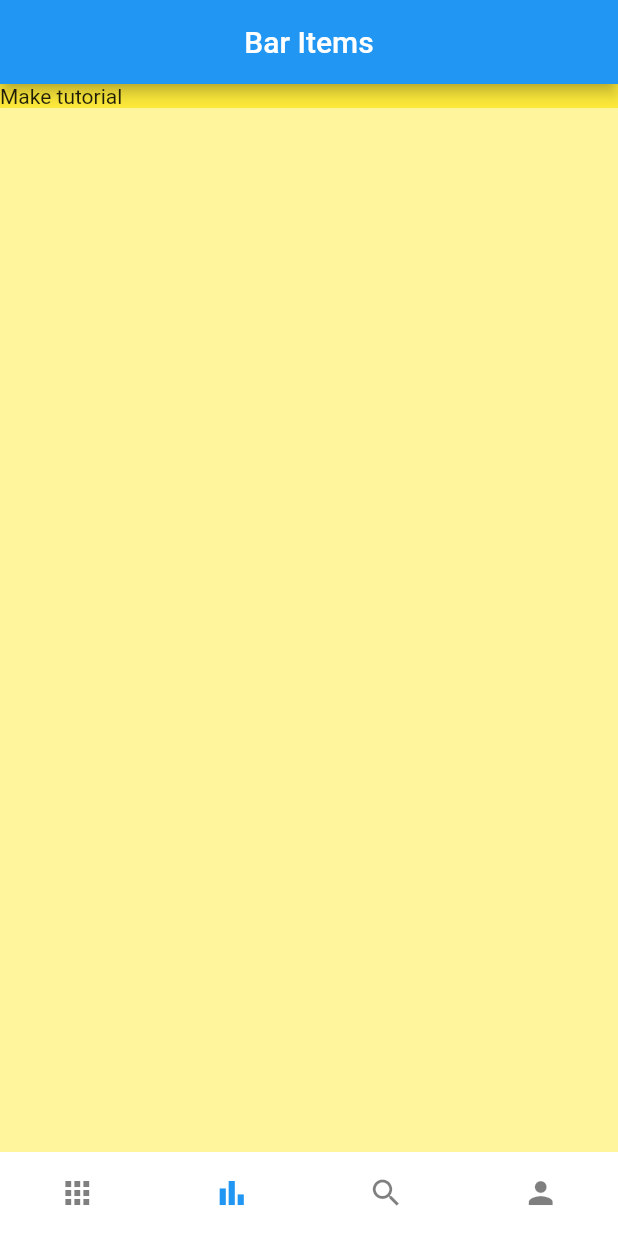
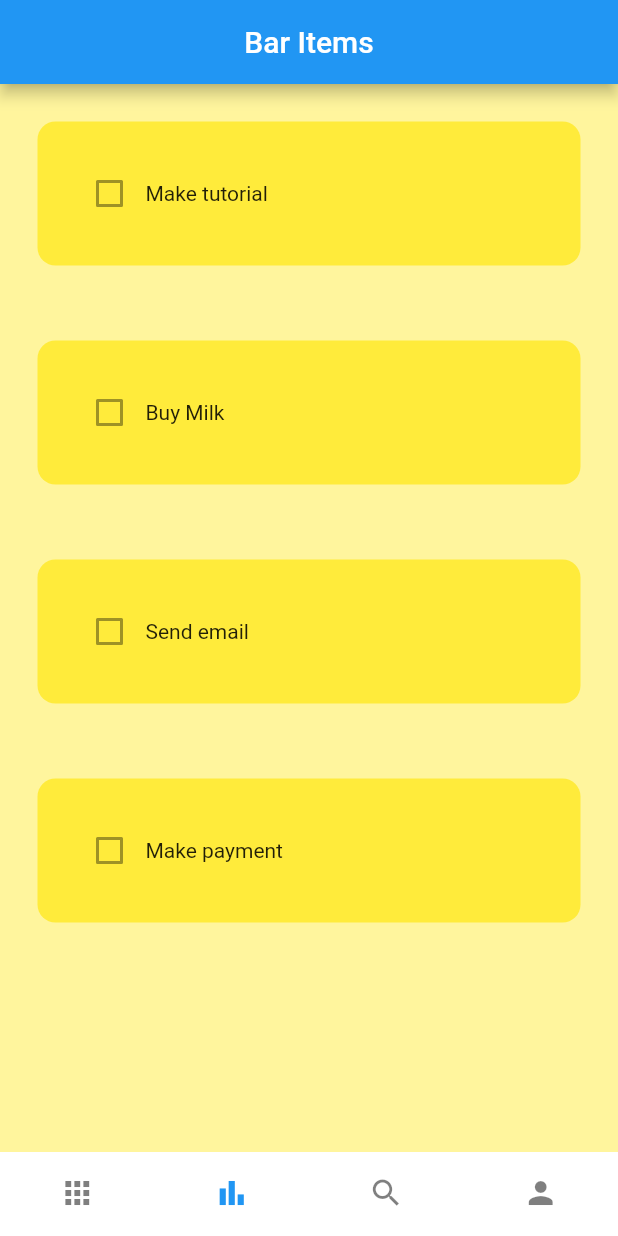
Before and after one commit to simonjv01/bottom_navigation_bar, a Flutter app: the screen it shows after launch, item 2 of the bottom bar chosen, on a phone screen of 412 x 824 dp. Run offline on Flutter 3.47's test engine with Material 2 defaults, Android fonts, the phone set to English and light mode, and no system bars.

Commit message:
created todo tile

```diff
--- a/lib/pages/navpages/bar_item_page.dart
+++ b/lib/pages/navpages/bar_item_page.dart
@@ -20,7 +20,11 @@ class _BarItemPageState extends State<BarItemPage> {
       ),
       body: ListView(
         children: [
-          ToDoTile(),
+          ToDoTile(taskName: 'Make tutorial', taskCompleted: false,),
+          ToDoTile(taskName: 'Buy Milk', taskCompleted: false,),
+          ToDoTile(taskName: 'Send email', taskCompleted: false,),
+          ToDoTile(taskName: 'Make payment', taskCompleted: false,),
+
         ],
       ),
     );
--- a/lib/utils/todo_tile.dart
+++ b/lib/utils/todo_tile.dart
@@ -2,13 +2,32 @@ import 'package:flutter/material.dart';
 
 
 class ToDoTile extends StatelessWidget {
-  const ToDoTile({Key? key}) : super(key: key);
+  final String taskName;
+  final bool taskCompleted;
+  Function(bool?)? onChanged;
+
+   ToDoTile({Key? key, required this.taskName, required this.taskCompleted}) : super(key: key);
 
   @override
   Widget build(BuildContext context) {
-    return Container(
-      decoration: const BoxDecoration(color: Colors.yellow),
-      child: const Text("Make tutorial"),
+    return Padding(
+      padding: const EdgeInsets.all(25.0),
+       child: Container(
+          padding: EdgeInsets.all(24.0),
+          decoration:  BoxDecoration(
+              color: Colors.yellow,
+              borderRadius: BorderRadius.circular(12),
+          ),
+          child: Row(
+            children:  [
+              // checkbox
+              Checkbox(value: false, onChanged: onChanged),
+              // task name
+               Text(taskName),
+            ],
+          ),
+        ),
+
     );
   }
 }
```
